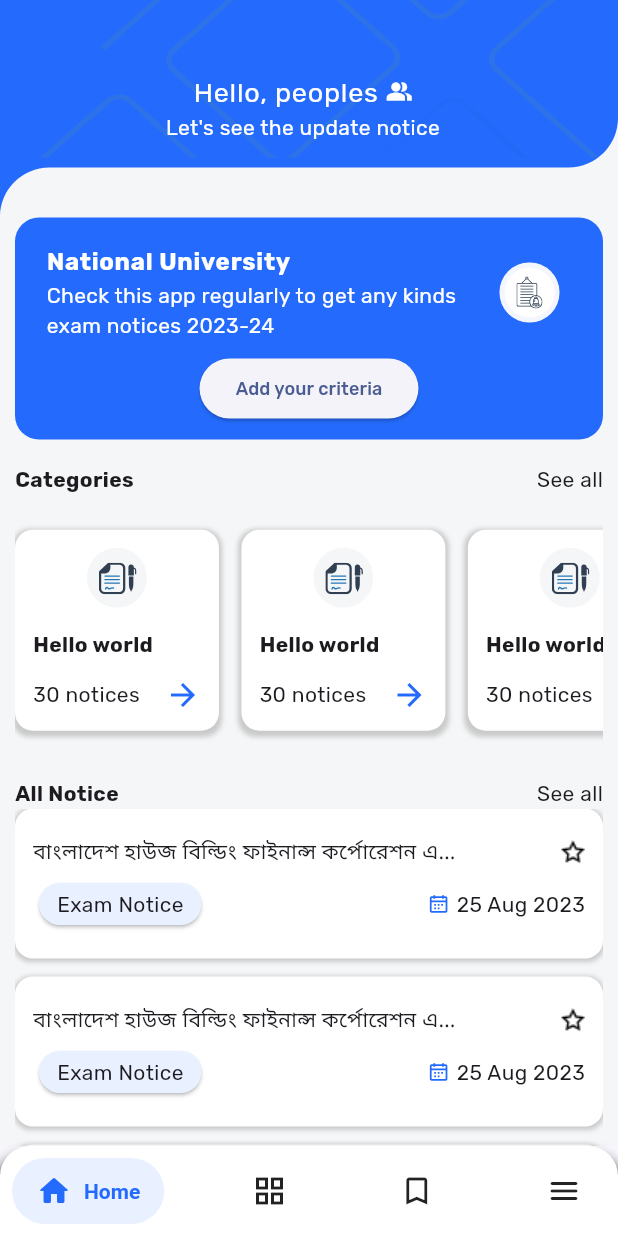
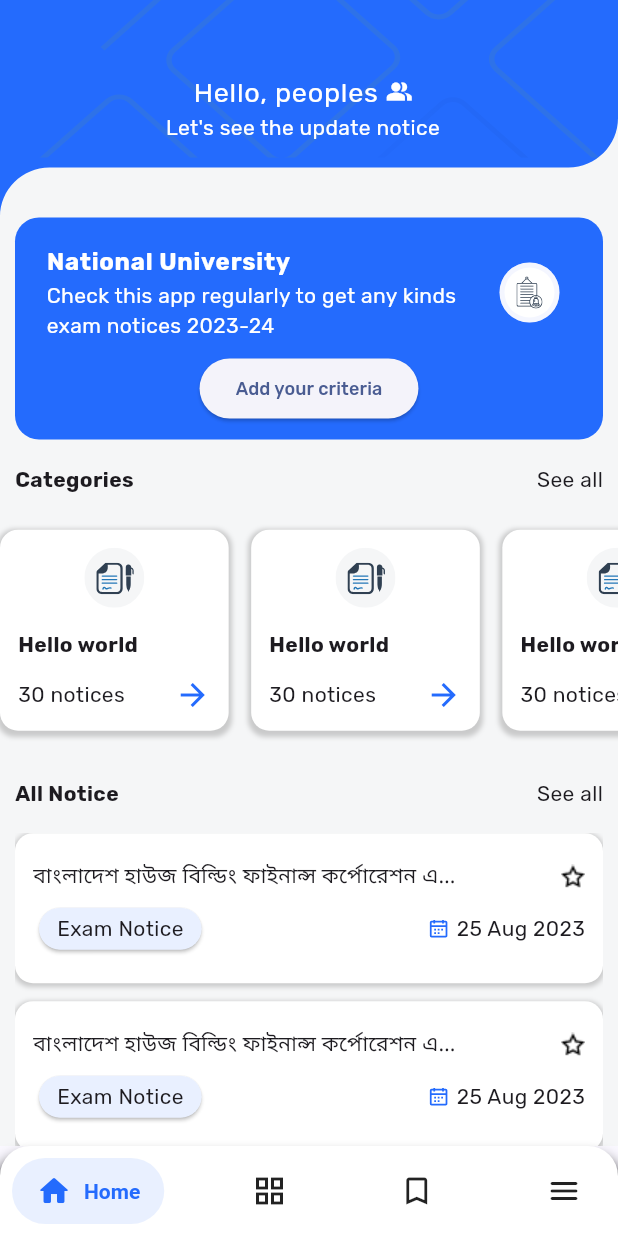
Before and after one commit to aacfahim/notice-board, a Flutter app: the screen it shows after launch, on a phone screen of 412 x 824 dp. Run offline on Flutter 3.47's test engine with Material 3 defaults, Android fonts, the phone set to English and light mode, and no system bars; drawn by our look-alikes of salomon_bottom_bar; our stand-ins replace bloc, flutter_svg, google_fonts.

Commit message:
api auth url and minor design changes

```diff
--- a/lib/features/home/ui/home.dart
+++ b/lib/features/home/ui/home.dart
@@ -27,11 +27,11 @@ class _HomeState extends State<Home> {
         child: Column(
           children: [
             HomeAppBar(subtitle: "Let's see the update notice"),
-            Container(
+            Column(
+              children: [
+                Padding(
                   padding: const EdgeInsets.symmetric(horizontal: 10),
-              child: Column(
-                children: [
-                  Container(
+                  child: Container(
                     padding:
                         const EdgeInsets.symmetric(vertical: 10, horizontal: 5),
                     // height: height * 0.20,
@@ -42,8 +42,11 @@ class _HomeState extends State<Home> {
                     ),
                     child: CriteriaWidget(),
                   ),
+                ),
                 SizedBox(height: height * 0.02),
-                  Row(
+                Padding(
+                  padding: const EdgeInsets.symmetric(horizontal: 10),
+                  child: Row(
                     mainAxisAlignment: MainAxisAlignment.spaceBetween,
                     children: [
                       Text(
@@ -53,8 +56,11 @@ class _HomeState extends State<Home> {
                       Text("See all")
                     ],
                   ),
+                ),
                 SizedBox(height: height * 0.01),
                 Container(
+                    // padding: const EdgeInsets.only(left: 10),
+
                     width: double.infinity,
                     height: height * .2,
                     child: Center(
@@ -79,7 +85,9 @@ class _HomeState extends State<Home> {
                       ),
                     )),
                 SizedBox(height: height * 0.02),
-                  Row(
+                Padding(
+                  padding: const EdgeInsets.symmetric(horizontal: 10),
+                  child: Row(
                     mainAxisAlignment: MainAxisAlignment.spaceBetween,
                     children: [
                       Text(
@@ -89,10 +97,14 @@ class _HomeState extends State<Home> {
                       Text("See all")
                     ],
                   ),
-                  SizedBox(
-                    // height: double.maxFinite,
+                ),
+                SizedBox(height: height * 0.02),
+                Container(
+                  padding: const EdgeInsets.symmetric(horizontal: 10),
                   height: height * 0.5,
-
+                  child: MediaQuery.removePadding(
+                    context: context,
+                    removeTop: true,
                     child: ListView.separated(
                         itemBuilder: (index, context) {
                           return NoticeTile(
@@ -106,8 +118,8 @@ class _HomeState extends State<Home> {
                             SizedBox(height: 12),
                         itemCount: 30),
                   ),
+                ),
               ],
-              ),
             ),
           ],
         ),
--- a/lib/features/home/ui/widgets/categories_tile.dart
+++ b/lib/features/home/ui/widgets/categories_tile.dart
@@ -13,7 +13,7 @@ class CategoryTile extends StatelessWidget {
     double height = MediaQuery.of(context).size.height;
     double width = MediaQuery.of(context).size.width;
     return Container(
-      width: width * .33,
+      width: width * .37,
       decoration: BoxDecoration(
           color: Colors.white,
           boxShadow: [
--- a/lib/utils/api_url.dart
+++ b/lib/utils/api_url.dart
@@ -0,0 +1,2 @@
+String BASE_URL = "http://94.100.26.115:1337/";
+String AUTH_LOGIN = "auth/local";
```
Lines whose indentation alone changed are shown as unchanged.
